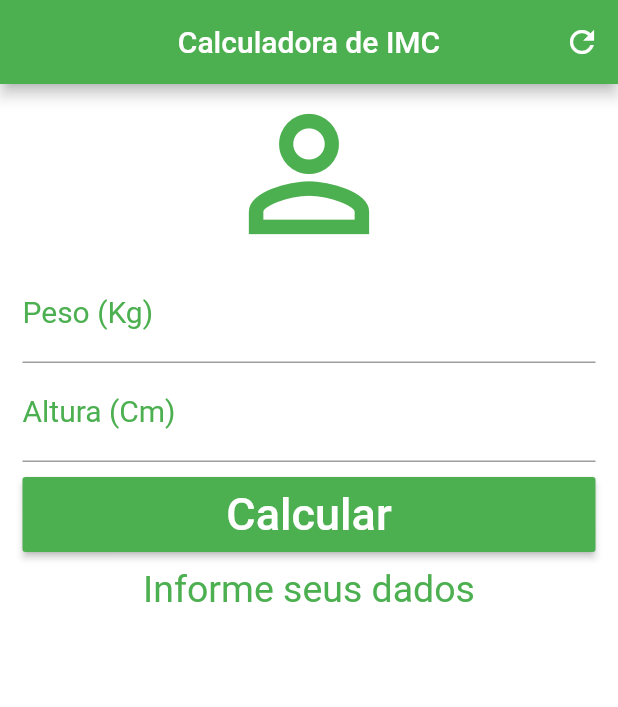
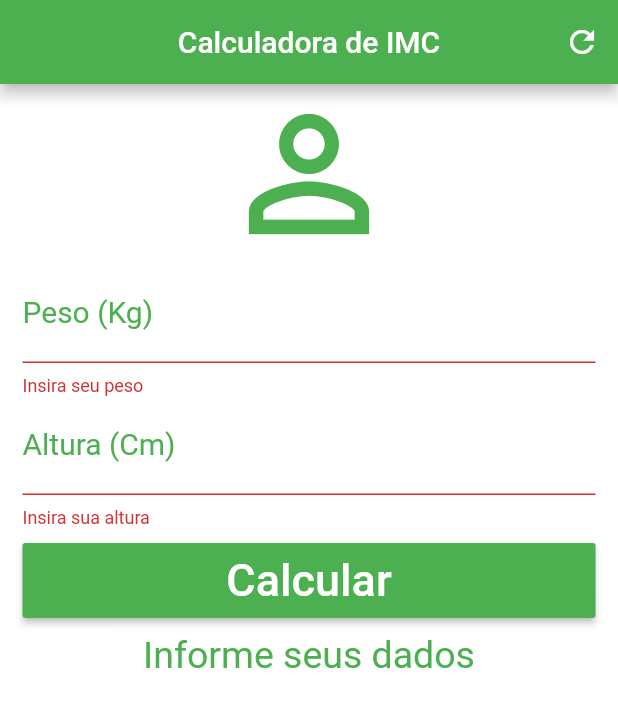
Before and after one commit to Nicholas-ar/imc_calc, a Flutter app: the screen it shows after launch, after a tap on "Calcular", on a phone screen of 412 x 824 dp. Shown: the top 707 px of the screen. Run offline on Flutter 3.47's test engine with Material 2 defaults, Android fonts, the phone set to English and light mode, and no system bars.

```diff
--- a/lib/main.dart
+++ b/lib/main.dart
@@ -70,6 +70,8 @@ class _HomeState extends State<Home> {
         backgroundColor: Colors.white,
         body: SingleChildScrollView(
           padding: EdgeInsets.fromLTRB(15.0, 0.0, 15.0, 0.0),
+          child: Form(
+            key: _formKey,
             child: Column(
               crossAxisAlignment: CrossAxisAlignment.stretch,
               children: <Widget>[
@@ -78,7 +80,7 @@ class _HomeState extends State<Home> {
                   size: 120,
                   color: Colors.green,
                 ),
-              TextField(
+                TextFormField(
                   keyboardType: TextInputType.number,
                   decoration: InputDecoration(
                       labelText: "Peso (Kg)",
@@ -86,8 +88,13 @@ class _HomeState extends State<Home> {
                   textAlign: TextAlign.center,
                   style: TextStyle(color: Colors.green, fontSize: 20.0),
                   controller: weightController,
+                  validator: (value) {
+                    if(value.isEmpty){
+                      return ("Insira seu peso");
+                    }
+                  },
                 ),
-              TextField(
+                TextFormField(
                   keyboardType: TextInputType.number,
                   decoration: InputDecoration(
                       labelText: "Altura (Cm)",
@@ -95,13 +102,22 @@ class _HomeState extends State<Home> {
                   textAlign: TextAlign.center,
                   style: TextStyle(color: Colors.green, fontSize: 20.0),
                   controller: heightController,
+                  validator: (value) {
+                    if(value.isEmpty){
+                      return ("Insira sua altura");
+                    }
+                  },
                 ),
                 Padding(
                   padding: EdgeInsets.only(top: 10.0, bottom: 10.0),
                   child: Container(
                     height: 50.0,
                     child: RaisedButton(
-                    onPressed: _calc,
+                      onPressed: (){
+                        if(_formKey.currentState.validate()){
+                          _calc();
+                        }
+                      },
                       child: Text(
                         "Calcular",
                         style: TextStyle(color: Colors.white, fontSize: 30.0),
@@ -117,6 +133,7 @@ class _HomeState extends State<Home> {
                 )
               ],
             ),
+          ),
         ));
   }
 }
```
Lines whose indentation alone changed are shown as unchanged.
